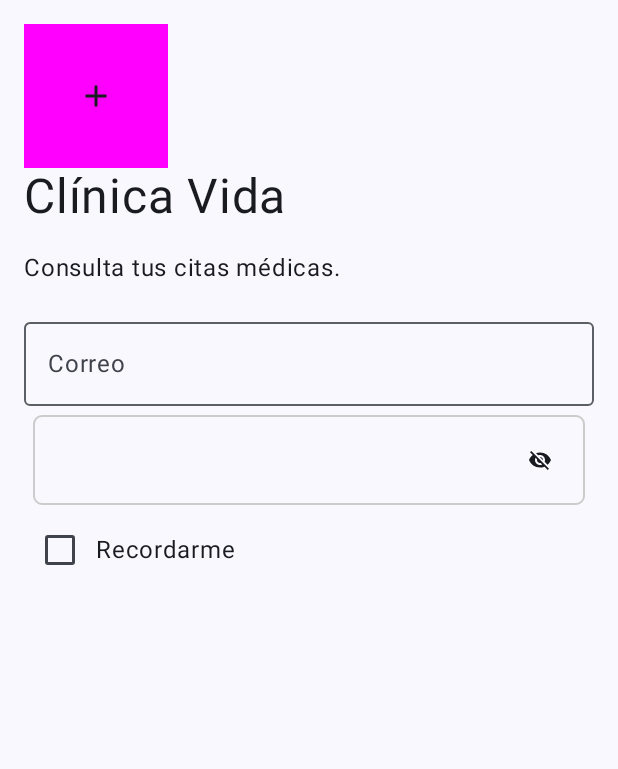
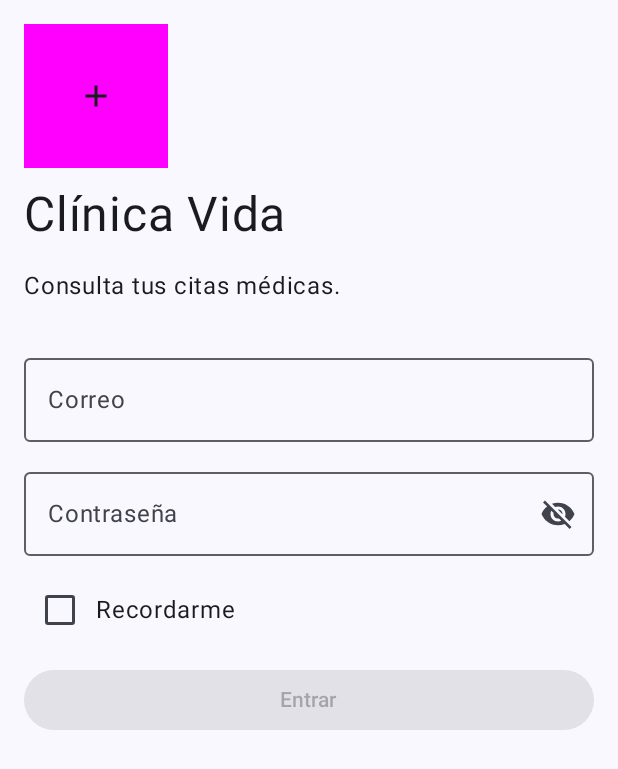
Before and after one commit to dev-marieclaire/Estado, an Android app built with Jetpack Compose: the screen it shows after launch (MainActivity), on a phone screen of 412 x 824 dp. Shown: the top 769 px of the screen. Run offline under Robolectric (Android 15) with nearby library versions, the phone set to English and light mode, and no system bars.

Commit message:
Práctica finalizada

```diff
--- a/app/src/main/java/com/example/estado_claire/screens/InicioScreen.kt
+++ b/app/src/main/java/com/example/estado_claire/screens/InicioScreen.kt
@@ -1,147 +1,159 @@
 package com.example.estado_claire
 
 import androidx.compose.foundation.background
-import androidx.compose.foundation.border
-import androidx.compose.foundation.clickable
+import androidx.compose.foundation.layout.*
 import androidx.compose.foundation.layout.Arrangement
-import androidx.compose.foundation.layout.Box
-import androidx.compose.foundation.layout.Column
-import androidx.compose.foundation.layout.Row
-import androidx.compose.foundation.layout.aspectRatio
-import androidx.compose.foundation.layout.fillMaxSize
-import androidx.compose.foundation.layout.fillMaxWidth
-import androidx.compose.foundation.layout.height
-import androidx.compose.foundation.layout.padding
-import androidx.compose.foundation.layout.requiredSize
-import androidx.compose.foundation.shape.RoundedCornerShape
-import androidx.compose.foundation.text.BasicSecureTextField
-import androidx.compose.foundation.text.input.TextObfuscationMode
-import androidx.compose.foundation.text.input.rememberTextFieldState
+import androidx.compose.foundation.rememberScrollState
+import androidx.compose.foundation.text.KeyboardActions
+import androidx.compose.foundation.text.KeyboardOptions
+import androidx.compose.foundation.verticalScroll
 import androidx.compose.material.icons.Icons
 import androidx.compose.material.icons.filled.Add
-import androidx.compose.material.icons.filled.RemoveRedEye
 import androidx.compose.material.icons.filled.Visibility
 import androidx.compose.material.icons.filled.VisibilityOff
-import androidx.compose.material.icons.outlined.RemoveRedEye
-import androidx.compose.material3.Checkbox
-import androidx.compose.material3.Icon
-import androidx.compose.material3.IconButton
-import androidx.compose.material3.OutlinedTextField
-import androidx.compose.material3.Surface
-import androidx.compose.material3.Text
-import androidx.compose.runtime.Composable
-import androidx.compose.runtime.getValue
-import androidx.compose.runtime.mutableStateOf
-import androidx.compose.runtime.remember
+import androidx.compose.material3.*
+import androidx.compose.runtime.*
 import androidx.compose.runtime.saveable.rememberSaveable
-import androidx.compose.runtime.setValue
 import androidx.compose.ui.Alignment
 import androidx.compose.ui.Modifier
 import androidx.compose.ui.graphics.Color
+import androidx.compose.ui.text.input.ImeAction
+import androidx.compose.ui.text.input.KeyboardType
+import androidx.compose.ui.text.input.PasswordVisualTransformation
 import androidx.compose.ui.text.input.VisualTransformation
 import androidx.compose.ui.tooling.preview.Preview
 import androidx.compose.ui.unit.dp
 import com.example.estado_claire.components.Header
 
-class Paciente(
-    val correo: String,
-    val passwd: String,
-    val souvient: Boolean,
+private const val DEMO_MAIL = "paciente@vida.mx"
+private const val DEMO_PASS = "Vida2025"
 
-)
+private fun isValid(mail: String, passwd: String) =
+    mail.trim() == DEMO_MAIL && passwd == DEMO_PASS
 
 @Composable
-fun InicioScreen(modifier: Modifier = Modifier)
+fun Login(
+    modifier: Modifier = Modifier,
+    onSubmit: (Boolean) -> Unit,
+)
 {
-    var mail by rememberSaveable { mutableStateOf("") }
+    var mail         by rememberSaveable { mutableStateOf("") }
+    var passwd       by rememberSaveable { mutableStateOf("") }
+    var showPassword by rememberSaveable { mutableStateOf(false) }
+    var souvient     by rememberSaveable { mutableStateOf(false) }
+    var errorMsg     by rememberSaveable { mutableStateOf<String?>(null) }
 
-    var passwd = rememberTextFieldState()
-    var showPassword by remember { mutableStateOf(false) }
+    fun attemptLogin()
+    {
+        val ok = isValid(mail, passwd)
+        errorMsg = if (ok) null else "Correo o contraseña incorrectos"
+        onSubmit(ok)
+    }
 
-    var souvient by rememberSaveable { mutableStateOf(false) }
-
-    Column(modifier.padding(16.dp))
+    Column(
+        modifier = modifier
+            .fillMaxSize()
+            .verticalScroll(rememberScrollState())
+            .padding(16.dp),
+        verticalArrangement = Arrangement.spacedBy(12.dp),
+    )
     {
         Box(
             Modifier
                 .height(96.dp)
                 .aspectRatio(1f)
                 .background(Color.Magenta),
-            contentAlignment = Alignment.Center
-        )
-        {
-            Icon(
-                imageVector = Icons.Filled.Add,
-                contentDescription = null
-            )
-        }
+            contentAlignment = Alignment.Center,
+        ) { Icon(Icons.Filled.Add, contentDescription = null) }
 
         Header(Modifier.fillMaxWidth(), "Clínica Vida", "Consulta tus citas médicas.")
 
         OutlinedTextField(
-            mail,
-            { mail = it },
+            value = mail,
+            onValueChange = { mail = it; errorMsg = null },
             label = { Text("Correo") },
             placeholder = { Text("Ingrese su correo electrónico.") },
             singleLine = true,
-            modifier = Modifier.fillMaxWidth()
+            isError = errorMsg != null,
+            keyboardOptions = KeyboardOptions(
+                keyboardType = KeyboardType.Email,
+                imeAction = ImeAction.Next,
+            ),
+            modifier = Modifier.fillMaxWidth(),
         )
 
-        BasicSecureTextField(
-            state = passwd,
-            textObfuscationMode =
-                if (showPassword) {
-                    TextObfuscationMode.Visible
-                } else {
-                    TextObfuscationMode.RevealLastTyped
-                },
-            modifier = Modifier
-                .fillMaxWidth()
-                .padding(6.dp)
-                .border(1.dp, Color.LightGray, RoundedCornerShape(6.dp))
-                .padding(6.dp),
-            decorator = { innerTextField ->
-                Box(modifier = Modifier.fillMaxWidth()) {
-                    Box(
-                        modifier = Modifier
-                            .align(Alignment.CenterStart)
-                            .padding(start = 16.dp, end = 48.dp)
-                    ) {
-                        innerTextField()
-                    }
+        OutlinedTextField(
+            value = passwd,
+            onValueChange = { passwd = it; errorMsg = null },
+            label = { Text("Contraseña") },
+            singleLine = true,
+            isError = errorMsg != null,
+            visualTransformation =
+                if (showPassword) VisualTransformation.None
+                else PasswordVisualTransformation(),
+            keyboardOptions = KeyboardOptions(
+                keyboardType = KeyboardType.Password,
+                imeAction = ImeAction.Done,
+            ),
+            keyboardActions = KeyboardActions(onDone = { attemptLogin() }),
+            trailingIcon = {
+                IconButton(onClick = { showPassword = !showPassword })
+                {
                     Icon(
-                        if (showPassword) {
-                            Icons.Filled.Visibility
-                        } else {
-                            Icons.Filled.VisibilityOff
-                        },
-                        contentDescription = "Toggle password visibility",
-                        modifier = Modifier
-                            .align(Alignment.CenterEnd)
-                            .requiredSize(48.dp).padding(16.dp)
-                            .clickable { showPassword = !showPassword }
+                        imageVector =
+                            if (showPassword) Icons.Filled.Visibility
+                            else Icons.Filled.VisibilityOff,
+                        contentDescription =
+                            if (showPassword) "Ocultar contraseña"
+                            else "Mostrar contraseña",
                     )
                 }
-            }
+            },
+            modifier = Modifier.fillMaxWidth(),
         )
 
-        Row(Modifier.fillMaxWidth(), verticalAlignment = Alignment.CenterVertically)
+        errorMsg?.let { Text(it, color = MaterialTheme.colorScheme.error) }
+
+        Row(verticalAlignment = Alignment.CenterVertically)
         {
-            Checkbox(
-                souvient,
-                { souvient = it }
-            )
+            Checkbox(checked = souvient, onCheckedChange = { souvient = it })
+            Text("Recordarme")
+        }
 
-            Text("Recordarme")
+        Button(
+            onClick = { attemptLogin() },
+            enabled = mail.isNotBlank() && passwd.isNotBlank(),
+            modifier = Modifier.fillMaxWidth(),
+        ) { Text("Entrar") }
+    }
+}
+
+@Composable
+fun InicioScreen(modifier: Modifier = Modifier) {
+    var logged by rememberSaveable { mutableStateOf(false) }
+
+    if (!logged) Login(modifier) { logged = it }
+    else
+    {
+        Column(modifier, horizontalAlignment = Alignment.CenterHorizontally, verticalArrangement = Arrangement.Center)
+        {
+            Text("Le damos la bienvenida.")
+            Button({ logged = false })
+            {
+                Text("Volver")
+            }
         }
     }
 }
 
-@Preview
+@Preview(showBackground = true)
 @Composable
-fun PreviewInicioScreen()
-{
-    Surface {
-        InicioScreen(Modifier.fillMaxSize())
-    }
+private fun LoginPreview() {
+    MaterialTheme { Surface { Login(onSubmit = {}) } }
 }
+
+@Preview(showBackground = true)
+@Composable
+private fun InicioPreview() {
+    MaterialTheme { Surface(Modifier.fillMaxSize()) { InicioScreen() } }
+}
```
